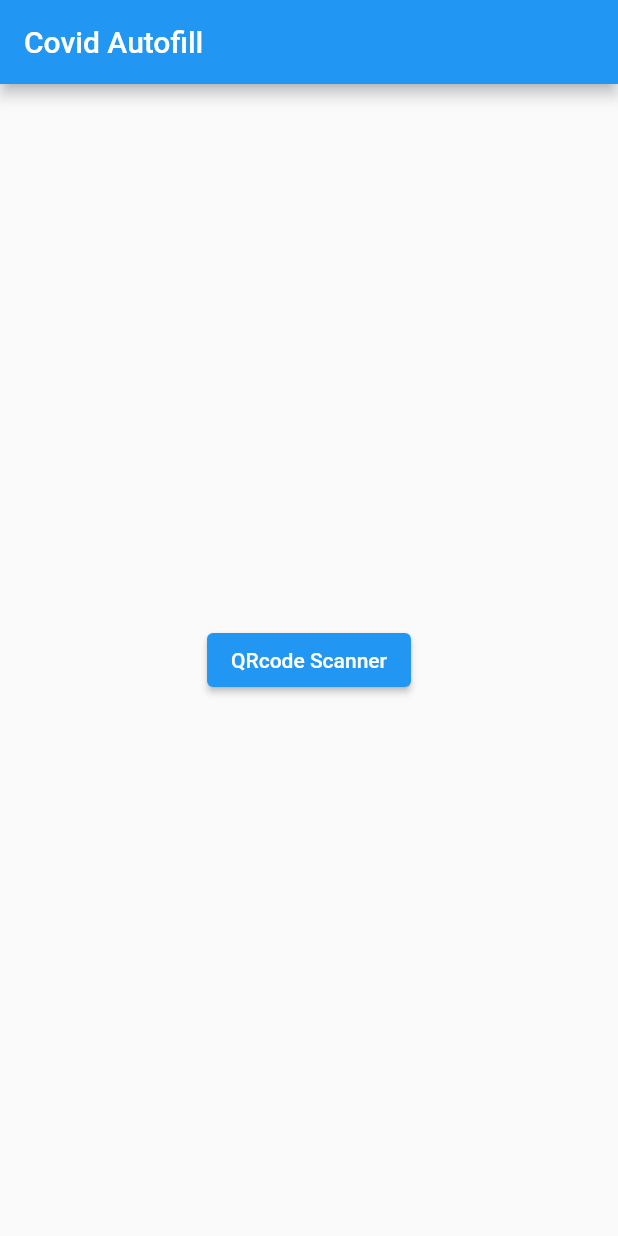
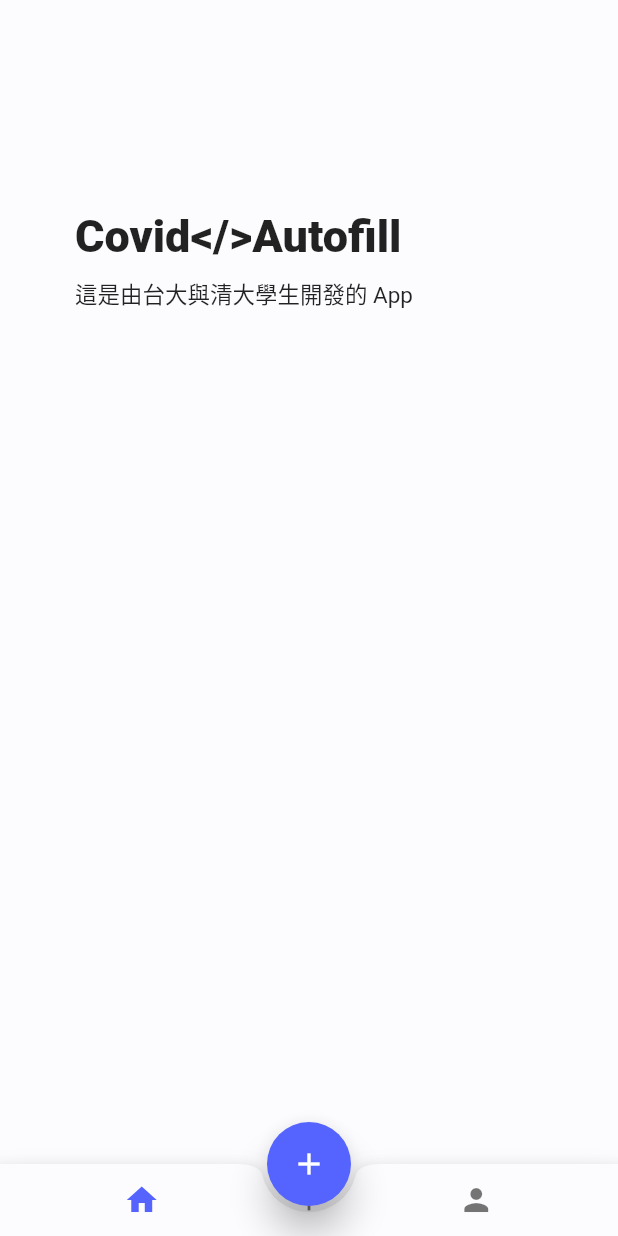
Before and after one commit to Covid-autofill-project/QReady-google-form-autofill-project, a Flutter app: the screen it shows after launch, on a phone screen of 412 x 824 dp. Run offline on Flutter 3.47's test engine with Material 2 defaults, Android fonts, the phone set to English and light mode, and no system bars; missing offline and left inert: flutter_barcode_scanner, flutter_inappwebview.

```diff
--- a/lib/main.dart
+++ b/lib/main.dart
@@ -1,31 +1,25 @@
 import 'package:flutter/material.dart';
-import 'qrcode_scanner.dart';
+import 'screens/main_screen.dart';
+import 'util/const.dart';
 
-void main() {
+void main() async {
   runApp(MyApp());
 }
 
-class MyApp extends StatelessWidget {
+class MyApp extends StatefulWidget {
+  @override
+  _MyAppState createState() => _MyAppState();
+}
+
+class _MyAppState extends State<MyApp> {
   @override
   Widget build(BuildContext context) {
     return MaterialApp(
-        home: Scaffold(
-      appBar: AppBar(
-        title: Text('Covid Autofill'),
-      ),
-      body: HomePage(),
-    ));
+      debugShowCheckedModeBanner: false,
+      title: Constants.appName,
+      theme: Constants.lightTheme,
+      darkTheme: Constants.darkTheme,
+      home: MainScreen(),
+    );
   }
 }
-
-class HomePage extends StatelessWidget {
-  @override
-  Widget build(BuildContext context) {
-    return Center(
-      child: ElevatedButton(
-        child: Text('QRcode Scanner'),
-        onPressed: () => runApp(QrcodeScanner()),
-    ));
-  }
-
-}
--- a/lib/open_form_ver1.dart
+++ b/lib/open_form_ver1.dart
@@ -1,7 +1,7 @@
-import 'dart:io';
+//import 'dart:io';
 import 'package:flutter/material.dart';
 import 'package:flutter_inappwebview/flutter_inappwebview.dart';
-import 'package:url_launcher/url_launcher.dart';
+//import 'package:url_launcher/url_launcher.dart';
 
 // open the form in an in-app brower (not outside app (e.g. chrome, safari..))
 
--- /dev/null
+++ b/lib/screens/home.dart
@@ -0,0 +1,54 @@
+
+import 'package:flutter/material.dart';
+
+class Home extends StatelessWidget {
+  @override
+  Widget build(BuildContext context) {
+    return Scaffold(
+      // appBar: buildSearchBar(context),
+      body: Padding(
+        padding: const EdgeInsets.fromLTRB(50.0, 100, 50.0, 0),
+        child: ListView(
+          children: <Widget>[
+            SizedBox(height: 40.0),
+            buildTitle('Covid</>Autofill', context),
+            SizedBox(height: 10.0),
+            buildContent('這是由台大與清大學生開發的 App', context),
+            SizedBox(height: 10.0),
+          ],
+        ),
+      ),
+    );
+  }
+
+  buildTitle(String restaurant, BuildContext context) {
+    return Row(
+      mainAxisAlignment: MainAxisAlignment.spaceBetween,
+      children: <Widget>[
+        Text(
+          "$restaurant",
+          textAlign: TextAlign.center,
+          style: TextStyle(
+            fontSize: 30.0,
+            fontWeight: FontWeight.w900,
+          ),
+        ),
+      ],
+    );
+  }
+
+  buildContent(String category, BuildContext context) {
+    return Row(
+      mainAxisAlignment: MainAxisAlignment.spaceBetween,
+      children: <Widget>[
+        Text(
+          "$category",
+          style: TextStyle(
+            fontSize: 15.0,
+            // fontWeight: FontWeight.w800,
+          ),
+        ),
+      ],
+    );
+  }
+}
--- /dev/null
+++ b/lib/screens/main_screen.dart
@@ -0,0 +1,120 @@
+import 'package:covid_autofill/qrcode_scanner.dart';
+import 'package:flutter/material.dart';
+import 'home.dart';
+import 'screeninput.dart';
+import '../qrcode_scanner.dart';
+
+class MainScreen extends StatefulWidget {
+  @override
+  _MainScreenState createState() => _MainScreenState();
+}
+
+class _MainScreenState extends State<MainScreen> {
+  PageController _pageController = PageController();
+  int _page = 0;
+
+  List icons = [
+    Icons.home,
+    Icons.add,
+    Icons.person,
+  ];
+
+  @override
+  Widget build(BuildContext context) {
+    return Scaffold(
+      body: PageView(
+        physics: NeverScrollableScrollPhysics(),
+        controller: _pageController,
+        onPageChanged: onPageChanged,
+        children: <Widget>[
+          Center(
+            child: Home(),
+          ),
+          ElevatedButton(
+            onPressed: () => scanQR(),child: Text('Start QR scan')
+          )
+          ,
+          Center(
+            child: ScreenInput(),
+          )
+        ],
+      ),
+      bottomNavigationBar: BottomAppBar(
+        child: Row(
+          mainAxisSize: MainAxisSize.max,
+          mainAxisAlignment: MainAxisAlignment.spaceBetween,
+          children: <Widget>[
+            SizedBox(width: 7),
+            buildTabIcon(0),
+            buildTabIcon(1),
+            buildTabIcon(2),
+            SizedBox(width: 7),
+          ],
+        ),
+        color: Theme.of(context).primaryColor,
+        shape: CircularNotchedRectangle(),
+      ),
+      floatingActionButtonAnimator: FloatingActionButtonAnimator.scaling,
+      floatingActionButtonLocation: FloatingActionButtonLocation.centerDocked,
+      floatingActionButton: FloatingActionButton(
+        elevation: 10.0,
+        child: Icon(
+          Icons.add,
+        ),
+        onPressed: () => scanQR(),
+      ),
+    );
+  }
+
+  void navigationTapped(int page) {
+    _pageController.jumpToPage(page);
+  }
+
+  @override
+  void initState() {
+    super.initState();
+    _pageController = PageController();
+  }
+
+  @override
+  void dispose() {
+    super.dispose();
+    _pageController.dispose();
+  }
+
+  void onPageChanged(int page) {
+    setState(() {
+      this._page = page;
+    });
+  }
+
+  buildTabIcon(int index) {
+    if(index != 1){
+      return IconButton(
+        icon: Icon(
+          icons[index],
+          size: 24.0,
+        ),
+        color: _page == index
+            ? Theme.of(context).accentColor
+            : Theme.of(context).textTheme.caption?.color,
+        onPressed: () => _pageController.jumpToPage(index),
+
+      );
+    }
+    else{
+      return IconButton(
+        icon: Icon(
+          icons[index],
+          size: 24.0,
+        ),
+        color: _page == index
+            ? Theme.of(context).accentColor
+            : Theme.of(context).textTheme.caption?.color,
+        onPressed: () => scanQR(),
+
+      );
+    }
+  }
+
+}
--- /dev/null
+++ b/lib/util/const.dart
@@ -0,0 +1,49 @@
+import 'package:flutter/material.dart';
+
+class Constants {
+  static String appName = "Foody Bite";
+
+  //Colors for theme
+  static Color lightPrimary = Color(0xfffcfcff);
+  static Color darkPrimary = Colors.black;
+  static Color lightAccent = Color(0xff5563ff);
+  static Color darkAccent = Color(0xff5563ff);
+  static Color lightBG = Color(0xfffcfcff);
+  static Color darkBG = Colors.black;
+  static Color ratingBG = Colors.yellow[600]!;
+
+  static ThemeData lightTheme = ThemeData(
+    backgroundColor: lightBG,
+    primaryColor: lightPrimary,
+    accentColor: lightAccent,
+    //cursorColor: lightAccent,
+    scaffoldBackgroundColor: lightBG,
+    appBarTheme: AppBarTheme(
+      textTheme: TextTheme(
+        headline6: TextStyle(
+          color: darkBG,
+          fontSize: 18.0,
+          fontWeight: FontWeight.w800,
+        ),
+      ),
+    ),
+  );
+
+  static ThemeData darkTheme = ThemeData(
+    brightness: Brightness.dark,
+    backgroundColor: darkBG,
+    primaryColor: darkPrimary,
+    accentColor: darkAccent,
+    scaffoldBackgroundColor: darkBG,
+    //cursorColor: darkAccent,
+    appBarTheme: AppBarTheme(
+      textTheme: TextTheme(
+        headline6: TextStyle(
+          color: lightBG,
+          fontSize: 18.0,
+          fontWeight: FontWeight.w800,
+        ),
+      ),
+    ),
+  );
+}
--- a/pubspec.yaml
+++ b/pubspec.yaml
@@ -35,6 +35,8 @@ dependencies:
   http: ^0.13.3
   flutter_inappwebview: ^5.3.2
   url_launcher: ^6.0.4
+  json_annotation: ^4.0.1
+  path_provider: ^2.0.1
 
 dev_dependencies:
   flutter_test:
```
Also changed, not shown: lib/open_form_ver2.dart (deleted, +0 -57 lines), lib/qrcode_scanner.dart (+20 -0 lines), lib/screens/saveJson.dart (added, +62 -0 lines), lib/screens/screenInput.dart (added, +93 -0 lines), pubspec.lock, 2 other files.
